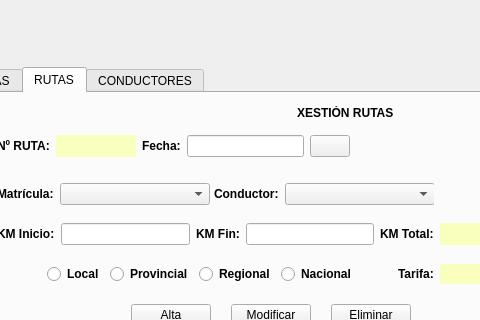
The window that ventana.ui (XoanCarlos/PROXECTORECUPERA) describes before a commit, drawn with Qt 5; both pictures show x 95 to 575 and y 0 to 320 of the 820 by 719 pixel window.
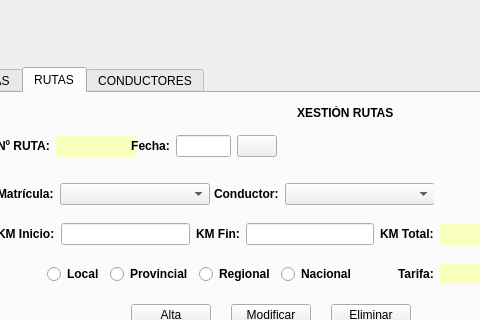
The same window after the commit. Icons and pictures are not drawn.

Diff of the .ui file:
```diff
--- a/ventana.ui
+++ b/ventana.ui
@@ -392,7 +392,7 @@
            <rect>
             <x>80</x>
             <y>40</y>
-            <width>353</width>
+            <width>280</width>
             <height>26</height>
            </rect>
           </property>
@@ -849,16 +849,28 @@
                <bold>true</bold>
               </font>
              </property>
+             <property name="layoutDirection">
+              <enum>Qt::LeftToRight</enum>
+             </property>
              <property name="text">
               <string>Fecha:</string>
              </property>
+             <property name="alignment">
+              <set>Qt::AlignCenter</set>
+             </property>
             </widget>
            </item>
            <item row="0" column="3">
             <widget class="QLineEdit" name="txtFecha">
+             <property name="sizePolicy">
+              <sizepolicy hsizetype="Ignored" vsizetype="Fixed">
+               <horstretch>0</horstretch>
+               <verstretch>0</verstretch>
+              </sizepolicy>
+             </property>
              <property name="minimumSize">
               <size>
-               <width>90</width>
+               <width>55</width>
                <height>0</height>
               </size>
              </property>
@@ -866,6 +878,12 @@
            </item>
            <item row="0" column="4">
             <widget class="QPushButton" name="btnCalendar">
+             <property name="sizePolicy">
+              <sizepolicy hsizetype="Fixed" vsizetype="Fixed">
+               <horstretch>0</horstretch>
+               <verstretch>0</verstretch>
+              </sizepolicy>
+             </property>
              <property name="text">
               <string/>
              </property>
```
Left out of the diff: 13 changed lines with no effect on the pictures.
